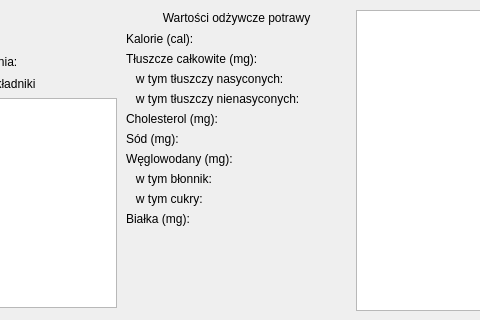
This is KsiazKuch/showprzepisydialog.ui in Valumior/KsiazKuch as Qt 5 draws it before an edit; both pictures show x 334 to 814 and y 0 to 320 of the 950 by 320 pixel window. The edited form follows.
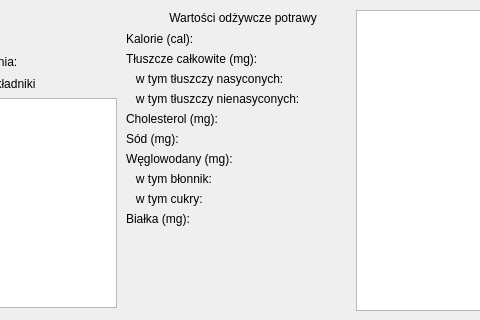
This is the edited form.

Commit message: QListView -> QListWidget

```diff
--- a/KsiazKuch/showprzepisydialog.ui
+++ b/KsiazKuch/showprzepisydialog.ui
@@ -179,7 +179,7 @@
     <rect>
      <x>460</x>
      <y>10</y>
-     <width>221</width>
+     <width>234</width>
      <height>301</height>
     </rect>
    </property>
```
Left out of the diff: 9 changed lines with no effect on the pictures.
